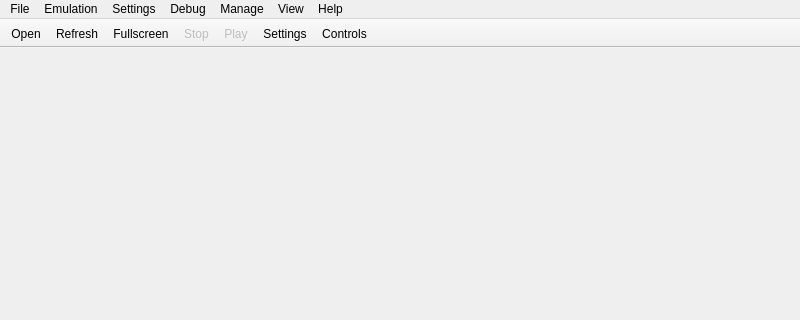
The window that vita3k/gui-qt/src/main_window.ui (Vita3K/Vita3K) describes before a commit, drawn with Qt 5; both pictures show x 0 to 800 and y 0 to 320 of the 800 by 600 pixel window.
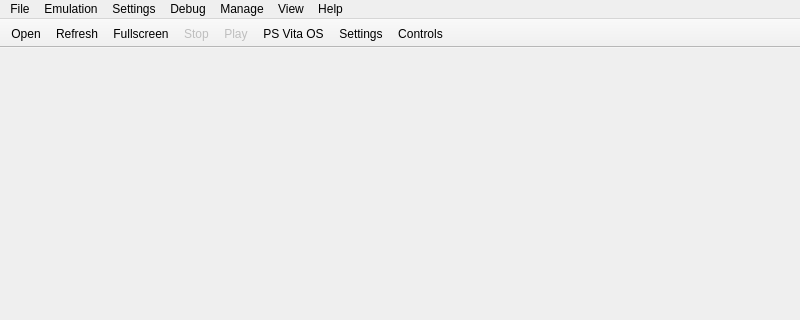
The same window after the commit.

Commit message: vita3k: port shadow features and add Vita shell, PFS and video support

Diff of the .ui file:
```diff
--- a/vita3k/gui-qt/src/main_window.ui
+++ b/vita3k/gui-qt/src/main_window.ui
@@ -146,6 +146,7 @@
    <addaction name="toolbar_fullscreen"/>
    <addaction name="toolbar_stop"/>
    <addaction name="toolbar_start"/>
+   <addaction name="toolbar_shell"/>
    <addaction name="toolbar_config"/>
    <addaction name="toolbar_controls"/>
   </widget>
@@ -159,6 +160,14 @@
     <string>Refresh</string>
    </property>
   </action>
+  <action name="toolbar_shell">
+   <property name="text">
+    <string>PS Vita OS</string>
+   </property>
+   <property name="toolTip">
+    <string>Launch the PlayStation Vita system shell</string>
+   </property>
+  </action>
   <action name="toolbar_stop">
    <property name="enabled">
     <bool>false</bool>
```
Left out of the diff: 2 changed lines with no effect on the pictures. The commit also changes 406 other files.
